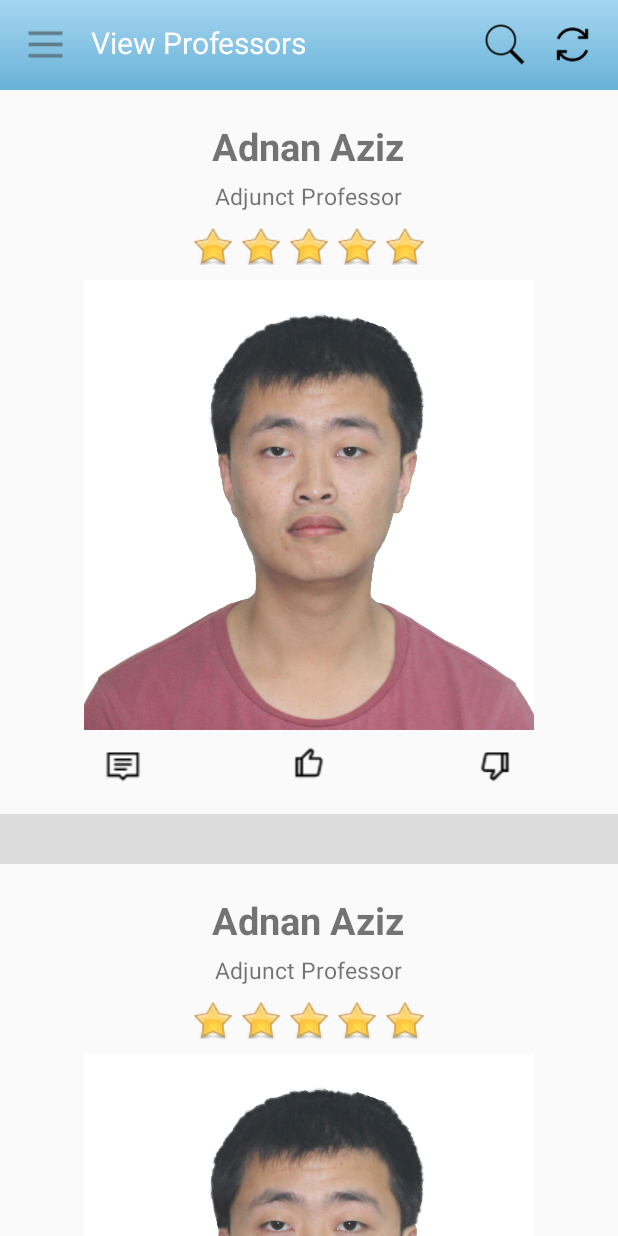
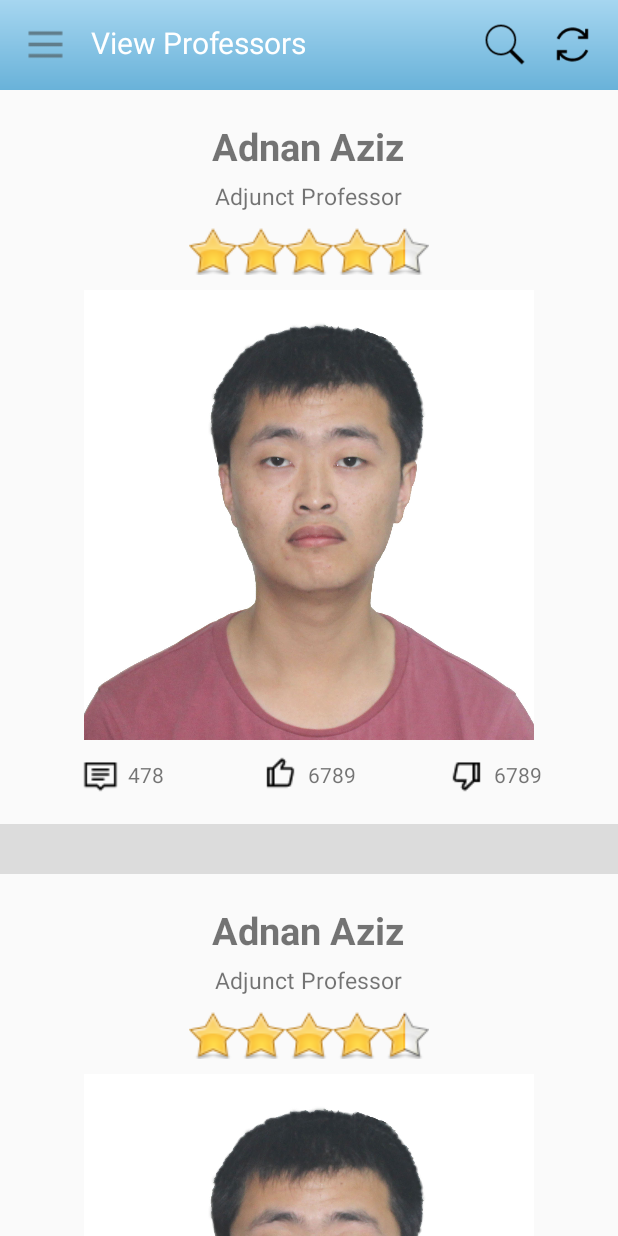
Before and after one commit to yzjJosh/Profrate, an Android app: the MainActivity screen opened directly, with no data from a screen before it, on a phone screen of 412 x 824 dp. Run offline under Robolectric (Android 15) with nearby library versions, the phone set to English and light mode, and no system bars.

Commit message:
Modify UI

```diff
--- /dev/null
+++ b/Profrate_Android/app/src/main/java/com/josh/profrate/elements/RatingStar.java
@@ -0,0 +1,51 @@
+package com.josh.profrate.elements;
+
+import android.content.Context;
+import android.content.res.TypedArray;
+import android.util.AttributeSet;
+import android.widget.ImageView;
+import android.widget.LinearLayout;
+
+import com.josh.profrate.R;
+
+public class RatingStar extends LinearLayout {
+
+    private double rate = 0;
+    private final int maxRating;
+
+
+    public RatingStar(Context context, AttributeSet attrs){
+        super(context, attrs);
+        TypedArray a = context.getTheme().obtainStyledAttributes(attrs, R.styleable.RatingStar, 0, 0);
+        int maxRating = a.getInt(R.styleable.RatingStar_maxRating, 5);
+        this.maxRating = maxRating > 0? maxRating: 1;
+        double rate = a.getFloat(R.styleable.RatingStar_rating, 0);
+        this.rate = (rate >=0 && rate <= maxRating)? rate: 0;
+        removeAllViews();
+        for(int i=0; i<maxRating; i++){
+            ImageView star = new ImageView(context);
+            star.setImageResource(R.drawable.star_empty);
+            LayoutParams params = new LayoutParams(25, 25);
+            params.setMargins(3, 3, 3, 3);
+            addView(star);
+        }
+        setRating(rate);
+    }
+
+    public double getRating(){
+        return rate;
+    }
+
+    public void setRating(double rating){
+        rating = 0.5*((int)(rating/0.5));
+        rating = rating > maxRating? maxRating: rating;
+        this.rate = rating;
+        for(int i=0; i<maxRating; i++)
+            ((ImageView)getChildAt(i)).setImageResource(R.drawable.star_empty);
+        for(int i=0; i<(int)rating; i++)
+            ((ImageView)getChildAt(i)).setImageResource(R.drawable.star_full);
+        if(rating - (int)rating > 0)
+            ((ImageView)getChildAt((int)rating)).setImageResource(R.drawable.star_half);
+    }
+
+}
--- a/Profrate_Android/app/src/main/java/com/josh/profrate/viewContents/ViewProfessors.java
+++ b/Profrate_Android/app/src/main/java/com/josh/profrate/viewContents/ViewProfessors.java
@@ -19,11 +19,12 @@ import java.util.List;
 public class ViewProfessors extends ViewContent {
 
     private final List<Professor> professors;
-    private boolean isActive = false;
+    private boolean isActive;
 
     public ViewProfessors(Context context, ViewGroup parentLayout, List<Professor> professors) {
         super(context, parentLayout);
         this.professors = professors;
+        this.isActive = false;
         professors.add(null);
         professors.add(null);
         professors.add(null);
@@ -63,30 +64,49 @@ public class ViewProfessors extends ViewContent {
         }
     };
 
-    private View.OnClickListener commentIconListener = new View.OnClickListener(){
+    private class CommentBtnListener implements View.OnClickListener{
+
+        private final Professor professor;
+
+        public CommentBtnListener(Professor professor){
+            this.professor = professor;
+        }
+
         @Override
         public void onClick(View v) {
             Intent intent = new Intent(context, SecondaryActivity.class);
             intent.putExtra("view", SecondaryActivity.COMMENTS);
             context.startActivity(intent);
         }
-    };
+    }
 
-    private View.OnClickListener likeIconListener = new View.OnClickListener(){
+    private class LikeBtnListener implements View.OnClickListener{
+
+        private final Professor professor;
+
+        public LikeBtnListener(Professor professor){
+            this.professor = professor;
+        }
+
         @Override
         public void onClick(View v) {
-            Intent intent = new Intent(context, SecondaryActivity.class);
-            context.startActivity(intent);
+
         }
-    };
+    }
 
-    private View.OnClickListener dislikeIconListener = new View.OnClickListener(){
+    private class DislikeBtnListener implements View.OnClickListener{
+
+        private final Professor professor;
+
+        public DislikeBtnListener(Professor professor){
+            this.professor = professor;
+        }
+
         @Override
         public void onClick(View v) {
-            Intent intent = new Intent(context, SecondaryActivity.class);
-            context.startActivity(intent);
+
         }
-    };
+    }
 
     private class ProfListAdapter extends BaseAdapter{
 
@@ -110,9 +130,9 @@ public class ViewProfessors extends ViewContent {
             if (convertView == null) {
                 final LayoutInflater inflater = (LayoutInflater) context.getSystemService(Context.LAYOUT_INFLATER_SERVICE);
                 convertView = inflater.inflate(R.layout.professor_list_item, parent, false);
-                convertView.findViewById(R.id.prof_comment_icon).setOnClickListener(commentIconListener);
-                convertView.findViewById(R.id.prof_like_icon).setOnClickListener(likeIconListener);
-                convertView.findViewById(R.id.prof_dislike_icon).setOnClickListener(dislikeIconListener);
+                convertView.findViewById(R.id.comment_btn).setOnClickListener(new CommentBtnListener(professors.get(position)));
+                convertView.findViewById(R.id.like_btn).setOnClickListener(new LikeBtnListener(professors.get(position)));
+                convertView.findViewById(R.id.dislike_btn).setOnClickListener(new DislikeBtnListener(professors.get(position)));
             }
             return convertView;
         }
--- /dev/null
+++ b/Profrate_Android/app/src/main/res/layout/comment_tool_bar.xml
@@ -0,0 +1,79 @@
+<?xml version="1.0" encoding="utf-8"?>
+<LinearLayout xmlns:android="http://schemas.android.com/apk/res/android"
+    android:orientation="horizontal"
+    android:layout_width="match_parent"
+    android:layout_height="wrap_content"
+    android:gravity="center">
+
+    <LinearLayout
+        android:id="@+id/comment_btn"
+        android:layout_width="0dp"
+        android:layout_height="wrap_content"
+        android:layout_weight="0.33"
+        android:clickable="true"
+        android:background="@drawable/proflist_button_background"
+        android:gravity="center">
+
+        <ImageView
+            android:id="@+id/comment_icon"
+            android:layout_width="wrap_content"
+            android:layout_height="wrap_content"
+            android:src="@drawable/comments"/>
+
+        <TextView
+            android:id="@+id/comment_num"
+            android:layout_marginStart="5dp"
+            android:layout_width="wrap_content"
+            android:layout_height="wrap_content"
+            android:text="478"/>
+
+    </LinearLayout>
+
+    <LinearLayout
+        android:id="@+id/like_btn"
+        android:layout_width="0dp"
+        android:layout_height="wrap_content"
+        android:layout_weight="0.33"
+        android:clickable="true"
+        android:background="@drawable/proflist_button_background"
+        android:gravity="center">
+
+        <ImageView
+            android:id="@+id/like_icon"
+            android:layout_width="wrap_content"
+            android:layout_height="wrap_content"
+            android:src="@drawable/like_bw" />
+
+        <TextView
+            android:id="@+id/like_num"
+            android:layout_marginStart="5dp"
+            android:layout_width="wrap_content"
+            android:layout_height="wrap_content"
+            android:text="6789"/>
+
+    </LinearLayout>
+
+    <LinearLayout
+        android:id="@+id/dislike_btn"
+        android:layout_width="0dp"
+        android:layout_height="wrap_content"
+        android:layout_weight="0.33"
+        android:clickable="true"
+        android:background="@drawable/proflist_button_background"
+        android:gravity="center">
+
+        <ImageView
+            android:id="@+id/dislike_icon"
+            android:layout_width="wrap_content"
+            android:layout_height="wrap_content"
+            android:src="@drawable/dislike_bw" />
+
+        <TextView
+            android:id="@+id/dislike_num"
+            android:layout_marginStart="5dp"
+            android:layout_width="wrap_content"
+            android:layout_height="wrap_content"
+            android:text="6789"/>
+    </LinearLayout>
+
+</LinearLayout>
--- a/Profrate_Android/app/src/main/res/layout/prof_rating.xml
+++ /dev/null
@@ -1,42 +0,0 @@
-<?xml version="1.0" encoding="utf-8"?>
-<LinearLayout xmlns:android="http://schemas.android.com/apk/res/android"
-    android:orientation="horizontal"
-    android:layout_width="wrap_content"
-    android:layout_height="wrap_content">
-
-    <ImageView
-        android:layout_width="25dp"
-        android:layout_height="25dp"
-        android:layout_marginStart="3dp"
-        android:layout_marginEnd="3dp"
-        android:src="@drawable/star_full" />
-
-    <ImageView
-        android:layout_width="25dp"
-        android:layout_height="25dp"
-        android:layout_marginStart="3dp"
-        android:layout_marginEnd="3dp"
-        android:src="@drawable/star_full" />
-
-    <ImageView
-        android:layout_width="25dp"
-        android:layout_height="25dp"
-        android:layout_marginStart="3dp"
-        android:layout_marginEnd="3dp"
-        android:src="@drawable/star_full" />
-
-    <ImageView
-        android:layout_width="25dp"
-        android:layout_height="25dp"
-        android:layout_marginStart="3dp"
-        android:layout_marginEnd="3dp"
-        android:src="@drawable/star_full" />
-
-    <ImageView
-        android:layout_width="25dp"
-        android:layout_height="25dp"
-        android:layout_marginStart="3dp"
-        android:layout_marginEnd="3dp"
-        android:src="@drawable/star_full" />
-
-</LinearLayout>
--- a/Profrate_Android/app/src/main/res/layout/professor_list_item.xml
+++ b/Profrate_Android/app/src/main/res/layout/professor_list_item.xml
@@ -1,5 +1,6 @@
 <?xml version="1.0" encoding="utf-8"?>
 <LinearLayout xmlns:android="http://schemas.android.com/apk/res/android"
+    xmlns:app="http://schemas.android.com/apk/res-auto"
     android:orientation="vertical"
     android:layout_width="match_parent"
     android:layout_height="wrap_content"
@@ -22,10 +23,13 @@
         android:textSize="15sp"
         android:text="Adjunct Professor"/>
 
-    <include layout="@layout/prof_rating"
+    <com.josh.profrate.elements.RatingStar
         android:layout_marginTop="10dp"
         android:layout_width="wrap_content"
-        android:layout_height="wrap_content"/>
+        android:layout_height="wrap_content"
+        android:orientation="horizontal"
+        app:maxRating="5"
+        app:rating="4.5"/>
 
     <ImageView
         android:id="@+id/photo"
@@ -34,41 +38,11 @@
         android:layout_height="300dp"
         android:src="@drawable/samplephoto"/>
 
-    <LinearLayout
+    <include
+        layout="@layout/comment_tool_bar"
         android:layout_width="match_parent"
         android:layout_height="wrap_content"
-        android:orientation="horizontal"
-        android:layout_marginTop="10dp"
-        android:gravity="center">
-
-        <ImageView
-            android:id="@+id/prof_comment_icon"
-            android:layout_width="0dp"
-            android:layout_height="wrap_content"
-            android:layout_weight="0.33"
-            android:src="@drawable/comments"
-            android:clickable="true"
-            android:background="@drawable/proflist_button_background"/>
-
-        <ImageView
-            android:id="@+id/prof_like_icon"
-            android:layout_width="0dp"
-            android:layout_height="wrap_content"
-            android:layout_weight="0.33"
-            android:src="@drawable/like"
-            android:clickable="true"
-            android:background="@drawable/proflist_button_background"/>
-
-        <ImageView
-            android:id="@+id/prof_dislike_icon"
-            android:layout_width="0dp"
-            android:layout_height="wrap_content"
-            android:layout_weight="0.33"
-            android:src="@drawable/dislike"
-            android:clickable="true"
-            android:background="@drawable/proflist_button_background"/>
-
-    </LinearLayout>
+        android:layout_marginTop="10dp" />
 
 
 </LinearLayout>
--- /dev/null
+++ b/Profrate_Android/app/src/main/res/values/attrs.xml
@@ -0,0 +1,6 @@
+<resources>
+    <declare-styleable name="RatingStar">
+        <attr name="maxRating" format="integer" />
+        <attr name="rating" format="float"/>
+    </declare-styleable>
+</resources>
--- a/Profrate_Android/app/src/main/res/values/colors.xml
+++ b/Profrate_Android/app/src/main/res/values/colors.xml
@@ -6,6 +6,7 @@
     <color name="colorPrimaryShallow">#a6d6f0</color>
     <color name="white">#FFFFFF</color>
     <color name="black">#000000</color>
+    <color name="gray">#baafaf</color>
     <color name="menu_selected">#e9e7e7</color>
     <color name="proflist_selected">#ccc9c9</color>
 </resources>
```
Also changed, not shown: Profrate_Android/app/src/main/java/com/josh/profrate/viewContents/CommentsView.java (+95 -0 lines), Profrate_Android/app/src/main/res/layout/comment_item.xml (added, +59 -0 lines), Profrate_Android/app/src/main/res/layout/comment_reply_item.xml (added, +77 -0 lines), Profrate_Android/app/src/main/res/drawable/dislike_bw.png (renamed from Profrate_Android/app/src/main/res/drawable/dislike.png), Profrate_Android/app/src/main/res/drawable/dislike_colored.png (added), Profrate_Android/app/src/main/res/drawable/like_bw.png (renamed from Profrate_Android/app/src/main/res/drawable/like.png), Profrate_Android/app/src/main/res/drawable/like_colored.png (added).
